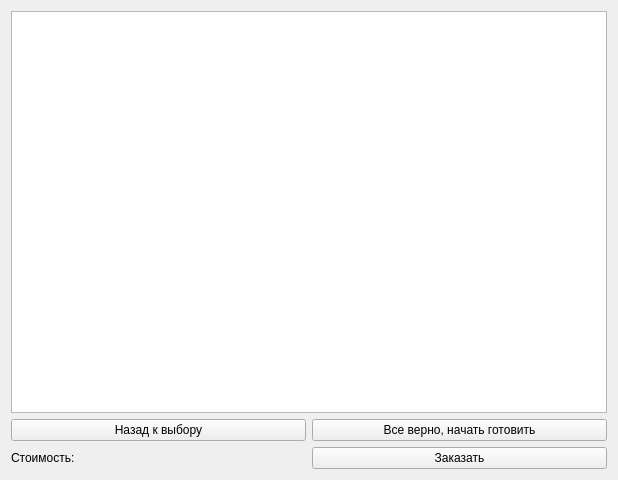
First picture: the form in delivery/gui/delivery_gui.ui, repository OverLeo007/Laba8opV22, before the edit.
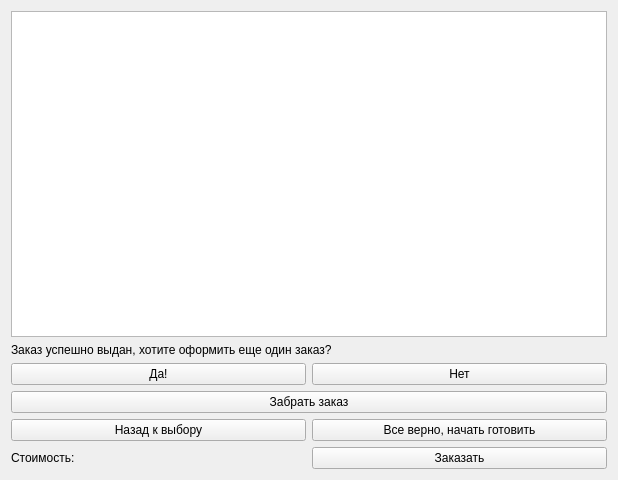
Second picture: the form after the edit.

The edit to the form file:
```diff
--- a/delivery/gui/delivery_gui.ui
+++ b/delivery/gui/delivery_gui.ui
@@ -13,13 +13,49 @@
   <property name="windowTitle">
    <string>IKIT Delivery</string>
   </property>
-  <layout class="QVBoxLayout" name="verticalLayout">
+  <layout class="QVBoxLayout" name="verticalLayout_2">
    <item>
     <layout class="QGridLayout" name="dishesLayout"/>
    </item>
    <item>
     <widget class="QTextBrowser" name="orderTextBrowser"/>
    </item>
+   <item>
+    <layout class="QVBoxLayout" name="verticalLayout">
+     <item>
+      <widget class="QLabel" name="doNewOrderLabel">
+       <property name="text">
+        <string>Заказ успешно выдан, хотите оформить еще один заказ?</string>
+       </property>
+      </widget>
+     </item>
+     <item>
+      <layout class="QHBoxLayout" name="horizontalLayout_3">
+       <item>
+        <widget class="QPushButton" name="doNewOrderButton">
+         <property name="text">
+          <string>Да!</string>
+         </property>
+        </widget>
+       </item>
+       <item>
+        <widget class="QPushButton" name="exitButton">
+         <property name="text">
+          <string>Нет</string>
+         </property>
+        </widget>
+       </item>
+      </layout>
+     </item>
+    </layout>
+   </item>
+   <item>
+    <widget class="QPushButton" name="getOrderButton">
+     <property name="text">
+      <string>Забрать заказ</string>
+     </property>
+    </widget>
+   </item>
    <item>
     <layout class="QHBoxLayout" name="horizontalLayout_2">
      <item>
```
Left out of the diff: 3 changed lines with no effect on the pictures.
